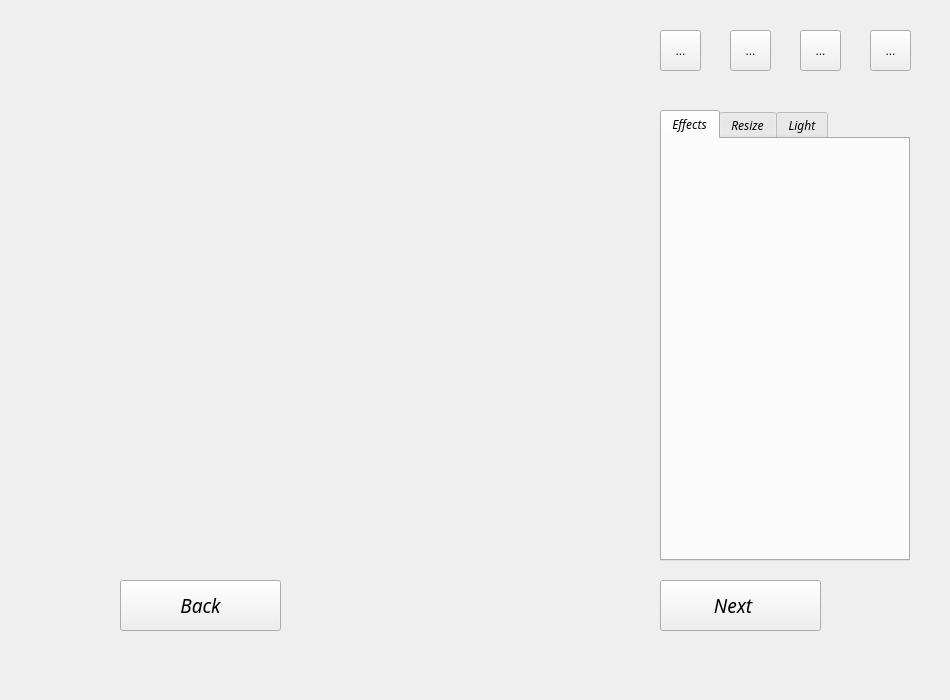
ratspeaker/descan, file Descan/mainwindow.ui: the form before one commit.
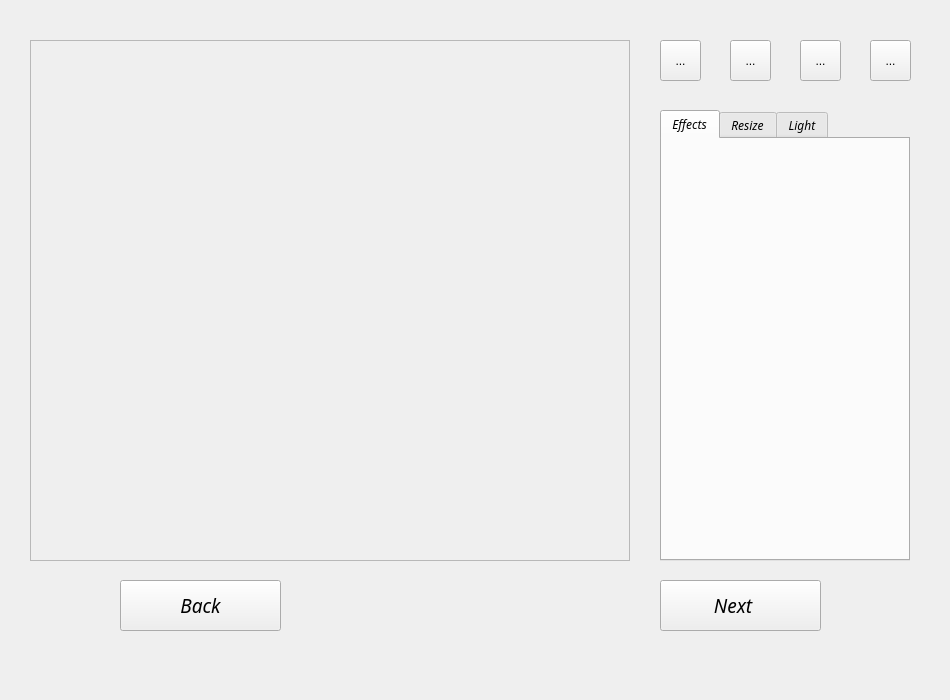
The form after the commit. The open tabs and pages were chosen to show the change. Icons and pictures are not drawn.

Commit message:
feat: Scaling image
Image scaled according to label size.

```diff
--- a/Descan/mainwindow.ui
+++ b/Descan/mainwindow.ui
@@ -566,20 +566,35 @@
      <property name="geometry">
       <rect>
        <x>30</x>
-       <y>60</y>
+       <y>40</y>
        <width>600</width>
-       <height>501</height>
+       <height>521</height>
       </rect>
      </property>
+     <property name="sizeIncrement">
+      <size>
+       <width>0</width>
+       <height>0</height>
+      </size>
+     </property>
+     <property name="frameShape">
+      <enum>QFrame::StyledPanel</enum>
+     </property>
+     <property name="frameShadow">
+      <enum>QFrame::Plain</enum>
+     </property>
      <property name="text">
       <string/>
      </property>
+     <property name="alignment">
+      <set>Qt::AlignCenter</set>
+     </property>
     </widget>
     <widget class="QToolButton" name="toolButton">
      <property name="geometry">
       <rect>
        <x>660</x>
-       <y>30</y>
+       <y>40</y>
        <width>41</width>
        <height>41</height>
       </rect>
@@ -596,7 +611,7 @@
      <property name="geometry">
       <rect>
        <x>730</x>
-       <y>30</y>
+       <y>40</y>
        <width>41</width>
        <height>41</height>
       </rect>
@@ -613,7 +628,7 @@
      <property name="geometry">
       <rect>
        <x>800</x>
-       <y>30</y>
+       <y>40</y>
        <width>41</width>
        <height>41</height>
       </rect>
@@ -630,7 +645,7 @@
      <property name="geometry">
       <rect>
        <x>870</x>
-       <y>30</y>
+       <y>40</y>
        <width>41</width>
        <height>41</height>
       </rect>
```
Left out of the diff: 2 changed lines with no effect on the pictures. The commit also changes 1 other file.
